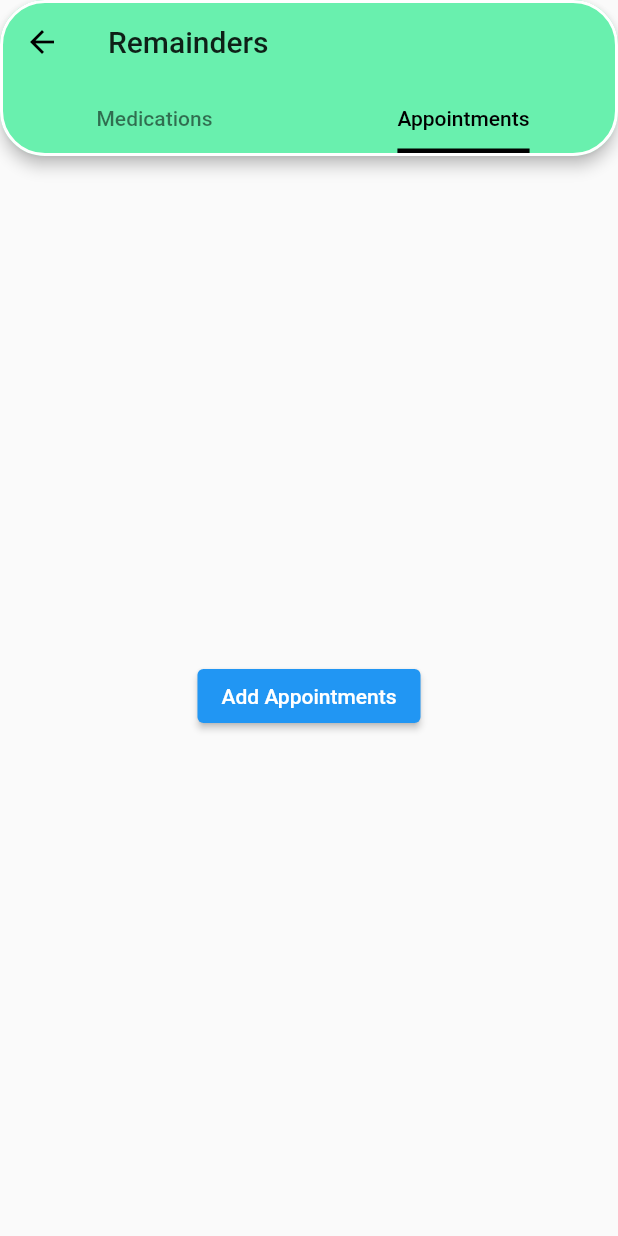
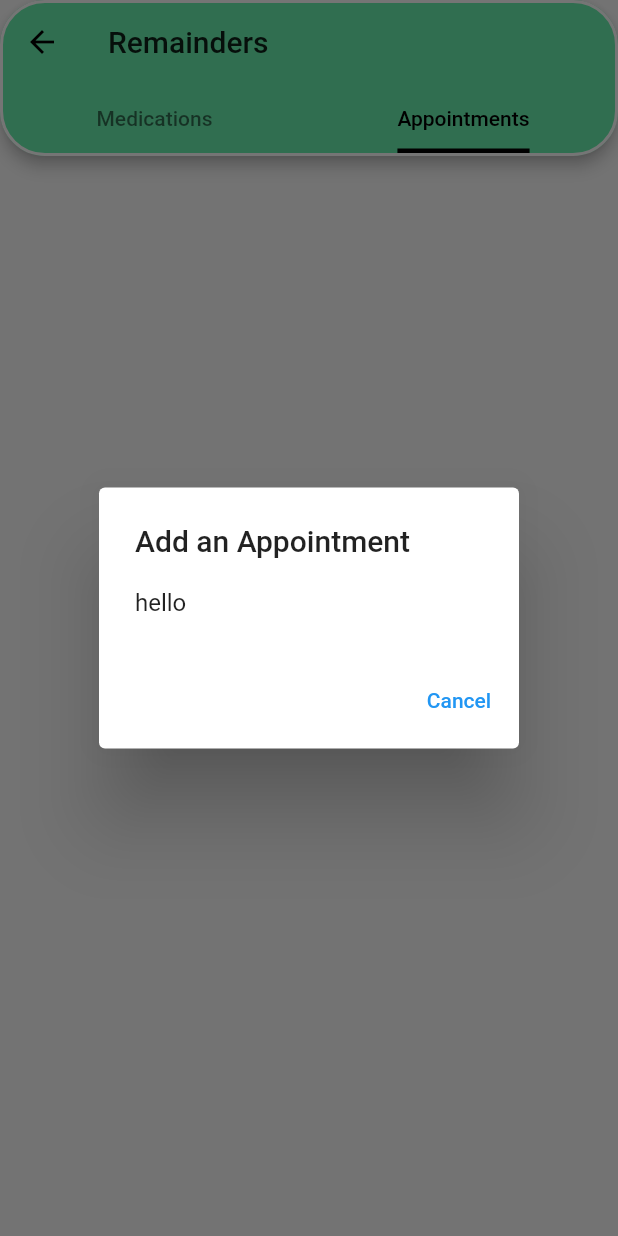
Before and after one commit to Kurama-tech/safety-ui, a Flutter app: the Reminders screen opened directly, tab 2 chosen, after a tap on "Add Appointments", on a phone screen of 412 x 824 dp. Run offline on Flutter 3.47's test engine with Material 2 defaults, Android fonts, the phone set to English and light mode, and no system bars; our stand-ins replace flutter_speed_dial, sqflite; accounts and stored records are empty.

```diff
--- a/lib/models/Models.dart
+++ b/lib/models/Models.dart
@@ -41,7 +41,7 @@ class Contacts {
 class AppointmentsModel {
   final int id;
   final String docName;
-  final DateTime dateTime;
+  final String dateTime;
 
   AppointmentsModel({this.id, this.docName, this.dateTime});
   Map<String, dynamic> toMap(){
@@ -52,7 +52,7 @@ class AppointmentsModel {
 class MedicationsModel {
   final int id;
   final String tabName;
-  final DateTime dateTime;
+  final String dateTime;
 
   MedicationsModel({this.id, this.tabName, this.dateTime});
   Map<String, dynamic> toMap(){
--- a/lib/view/Appointments.dart
+++ b/lib/view/Appointments.dart
@@ -20,4 +20,6 @@ class _AppointmentsState extends State<Appointments>
       ),
     );
   }
+
+
 }
--- a/lib/view/remindersView.dart
+++ b/lib/view/remindersView.dart
@@ -70,7 +70,9 @@ class _RemindersState extends State<Reminders> with TickerProviderStateMixin {
                 Align(
                   alignment: Alignment.bottomCenter,
                   child: ElevatedButton(
-                    onPressed: () {},
+                    onPressed: () async {
+                      await _showStepper(context);
+                    },
                     child: Text('Add Appointments'),
                   ),
                 )
@@ -81,4 +83,29 @@ class _RemindersState extends State<Reminders> with TickerProviderStateMixin {
       ),
     );
   }
+
+  Future<void> _showStepper(BuildContext context) async {
+    int _index = 0;
+    return showDialog<void>(
+        context: context,
+        barrierDismissible: false, // user must tap button!
+        builder: (BuildContext context) {
+          return AlertDialog(
+            title: Text('Add an Appointment'),
+            content: SingleChildScrollView(
+              child: ListBody(
+                children: [Text("hello")],
+              ),
+            ),
+            actions: [
+              TextButton(
+                child: Text('Cancel'),
+                onPressed: () {
+                  Navigator.of(context).pop();
+                },
+              ),
+            ],
+          );
+        });
+  }
 }
```
Also changed, not shown: lib/databaseHandler.dart (+55 -0 lines), lib/view/planningDetail.dart (+10 -1 lines), lib/model/planningModel.dart (deleted), lib/view/planContentsView.dart (deleted).
